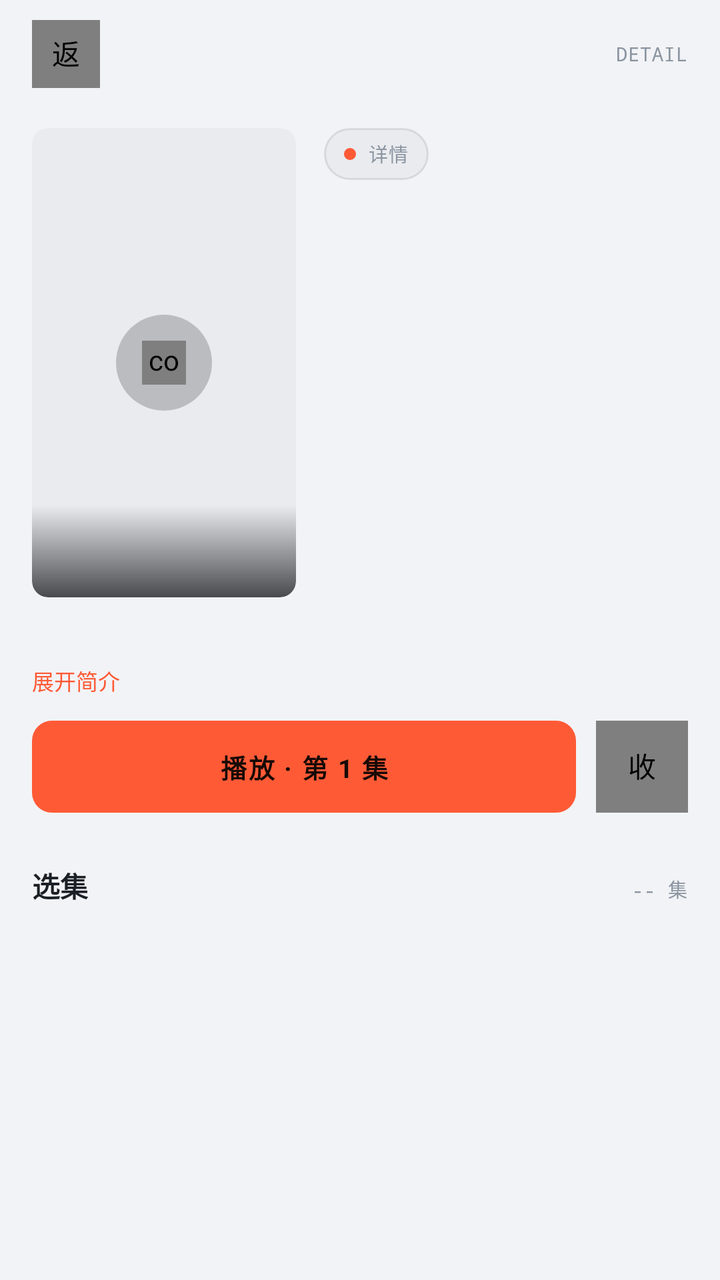
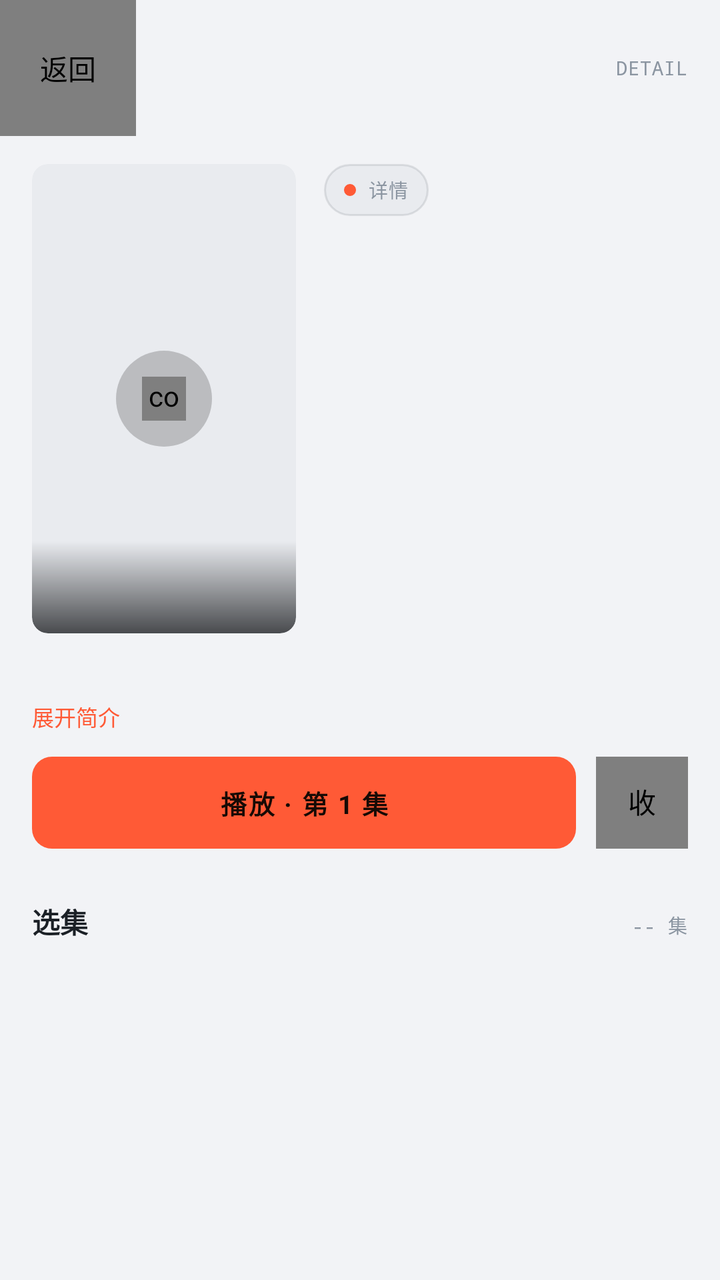

Before-and-after screenshots of an Android layout around one commit, followed by the original layout XML and the change that was made.
<!-- AndroidManifest.xml: application theme Theme.LateShow -->
<!-- res/layout/activity_play.xml -->
<?xml version="1.0" encoding="utf-8"?>
<LinearLayout xmlns:android="http://schemas.android.com/apk/res/android"
    xmlns:app="http://schemas.android.com/apk/res-auto"
    android:layout_width="match_parent"
    android:layout_height="match_parent"
    android:orientation="vertical">

    
    <LinearLayout
        android:layout_width="match_parent"
        android:layout_height="wrap_content"
        android:orientation="horizontal"
        android:gravity="center_vertical"
        android:paddingLeft="16dp"
        android:paddingRight="16dp"
        android:paddingTop="10dp"
        android:paddingBottom="6dp">

        <com.airbnb.lottie.LottieAnimationView
            android:id="@+id/btnBack"
            android:layout_width="34dp"
            android:layout_height="34dp"
            android:padding="6dp"
            android:background="@null"
            android:tag="ic_back"
            android:contentDescription="返回" />

        <Space android:layout_width="0dp" android:layout_height="1dp" android:layout_weight="1" />

        <TextView
            android:id="@+id/breadcrumb"
            style="@style/MetaLabel"
            android:layout_width="wrap_content"
            android:layout_height="wrap_content"
            android:text="DETAIL" />
    </LinearLayout>

    <ScrollView
        android:layout_width="match_parent"
        android:layout_height="match_parent">

        <LinearLayout
            android:layout_width="match_parent"
            android:layout_height="wrap_content"
            android:orientation="vertical">

            
            <androidx.constraintlayout.widget.ConstraintLayout
                android:id="@+id/playerContainer"
                android:layout_width="match_parent"
                android:layout_height="wrap_content"
                android:background="#000000"
                android:visibility="gone">

                <androidx.media3.ui.PlayerView
                    android:id="@+id/playerView"
                    android:layout_width="0dp"
                    android:layout_height="0dp"
                    app:layout_constraintDimensionRatio="16:9"
                    app:layout_constraintTop_toTopOf="parent"
                    app:layout_constraintBottom_toBottomOf="parent"
                    app:layout_constraintStart_toStartOf="parent"
                    app:layout_constraintEnd_toEndOf="parent"
                    app:surface_type="surface_view"
                    app:show_buffering="when_playing" />

                <TextView
                    android:id="@+id/seekOverlay"
                    android:layout_width="wrap_content"
                    android:layout_height="wrap_content"
                    android:layout_margin="12dp"
                    android:gravity="center"
                    android:paddingLeft="14dp"
                    android:paddingRight="14dp"
                    android:paddingTop="7dp"
                    android:paddingBottom="7dp"
                    android:background="@drawable/bg_chip_dark"
                    android:textSize="12sp"
                    android:textColor="#FFFFFF"
                    android:fontFamily="monospace"
                    android:visibility="gone"
                    app:layout_constraintTop_toTopOf="parent"
                    app:layout_constraintBottom_toBottomOf="parent"
                    app:layout_constraintStart_toStartOf="parent"
                    app:layout_constraintEnd_toEndOf="parent" />

                
                <LinearLayout
                    android:id="@+id/playerTools"
                    android:layout_width="wrap_content"
                    android:layout_height="wrap_content"
                    android:orientation="horizontal"
                    android:layout_marginTop="6dp"
                    android:layout_marginEnd="6dp"
                    app:layout_constraintTop_toTopOf="parent"
                    app:layout_constraintEnd_toEndOf="parent">

                    <TextView
                        android:id="@+id/btnSpeed"
                        android:layout_width="wrap_content"
                        android:layout_height="26dp"
                        android:gravity="center"
                        android:paddingLeft="10dp"
                        android:paddingRight="10dp"
                        android:background="@drawable/bg_chip_dark"
                        android:alpha="0.85"
                        android:text="1.0x"
                        android:textSize="11sp"
                        android:textColor="#FFFFFF"
                        android:fontFamily="monospace"
                        android:contentDescription="倍速" />

                    <TextView
                        android:id="@+id/btnGear"
                        android:layout_width="26dp"
                        android:layout_height="26dp"
                        android:layout_marginLeft="6dp"
                        android:gravity="center"
                        android:background="@drawable/bg_chip_dark"
                        android:alpha="0.85"
                        android:text="⚙"
                        android:textSize="13sp"
                        android:textColor="#FFFFFF"
                        android:contentDescription="播放设置" />
                </LinearLayout>
            </androidx.constraintlayout.widget.ConstraintLayout>

            
            <LinearLayout
                android:layout_width="match_parent"
                android:layout_height="wrap_content"
                android:orientation="horizontal"
                android:paddingLeft="16dp"
                android:paddingRight="16dp"
                android:paddingTop="14dp">

                <androidx.constraintlayout.widget.ConstraintLayout
                    android:id="@+id/posterBox"
                    android:layout_width="132dp"
                    android:layout_height="wrap_content"
                    android:background="@drawable/bg_cover_round_lg"
                    android:clipToOutline="true"
                    android:outlineProvider="background">

                    <com.google.android.material.imageview.ShapeableImageView
                        android:id="@+id/cover"
                        android:layout_width="0dp"
                        android:layout_height="0dp"
                        android:scaleType="centerCrop"
                        app:shapeAppearanceOverlay="@style/ShapeAppearance.LateShow.CoverLg"
                        app:layout_constraintDimensionRatio="9:16"
                        app:layout_constraintTop_toTopOf="parent"
                        app:layout_constraintBottom_toBottomOf="parent"
                        app:layout_constraintStart_toStartOf="parent"
                        app:layout_constraintEnd_toEndOf="parent" />

                    <View
                        android:layout_width="0dp"
                        android:layout_height="46dp"
                        android:background="@drawable/cover_fade_round"
                        app:layout_constraintBottom_toBottomOf="@id/cover"
                        app:layout_constraintStart_toStartOf="@id/cover"
                        app:layout_constraintEnd_toEndOf="@id/cover" />

                    <FrameLayout
                        android:id="@+id/btnPlayCover"
                        android:layout_width="48dp"
                        android:layout_height="48dp"
                        android:background="@drawable/bg_play_cover"
                        app:layout_constraintTop_toTopOf="@id/cover"
                        app:layout_constraintBottom_toBottomOf="@id/cover"
                        app:layout_constraintStart_toStartOf="@id/cover"
                        app:layout_constraintEnd_toEndOf="@id/cover">

                        <com.airbnb.lottie.LottieAnimationView
                            android:id="@+id/imgPlayCover"
                            android:layout_width="22dp"
                            android:layout_height="22dp"
                            android:layout_gravity="center"
                            android:tag="ic_play" />
                    </FrameLayout>
                </androidx.constraintlayout.widget.ConstraintLayout>

                <LinearLayout
                    android:id="@+id/infoCol"
                    android:layout_width="0dp"
                    android:layout_height="wrap_content"
                    android:layout_weight="1"
                    android:layout_marginLeft="14dp"
                    android:orientation="vertical">

                    <TextView
                        android:id="@+id/badge"
                        android:layout_width="wrap_content"
                        android:layout_height="26dp"
                        android:gravity="center_vertical"
                        android:paddingLeft="10dp"
                        android:paddingRight="10dp"
                        android:background="@drawable/bg_capsule"
                        android:drawableStart="@drawable/dot_acc"
                        android:drawablePadding="6dp"
                        style="@style/MetaLabel"
                        android:text="详情" />

                    <TextView
                        android:id="@+id/tvTitle"
                        android:layout_width="match_parent"
                        android:layout_height="wrap_content"
                        android:layout_marginTop="8dp"
                        android:textSize="18sp"
                        android:textStyle="bold"
                        android:textColor="@color/t1"
                        android:maxLines="3"
                        android:ellipsize="end" />

                    <TextView
                        android:id="@+id/tvMeta"
                        style="@style/MetaLabel"
                        android:layout_width="match_parent"
                        android:layout_height="wrap_content"
                        android:layout_marginTop="6dp"
                        android:text="" />
                </LinearLayout>
            </LinearLayout>

            <LinearLayout
                android:layout_width="match_parent"
                android:layout_height="wrap_content"
                android:orientation="vertical"
                android:paddingLeft="16dp"
                android:paddingRight="16dp">

                <TextView
                    android:id="@+id/tvDesc"
                    android:layout_width="match_parent"
                    android:layout_height="wrap_content"
                    android:layout_marginTop="12dp"
                    android:textSize="12.5sp"
                    android:textColor="@color/t2"
                    android:lineSpacingMultiplier="1.78"
                    android:maxLines="3"
                    android:ellipsize="end" />

                <TextView
                    android:id="@+id/btnToggleDesc"
                    android:layout_width="wrap_content"
                    android:layout_height="wrap_content"
                    android:layout_marginTop="4dp"
                    android:text="展开简介"
                    android:textSize="11sp"
                    android:textColor="@color/acc" />

                
                <LinearLayout
                    android:layout_width="match_parent"
                    android:layout_height="wrap_content"
                    android:layout_marginTop="12dp"
                    android:orientation="horizontal"
                    android:gravity="center_vertical">

                    <TextView
                        android:id="@+id/btnPlay"
                        android:layout_width="0dp"
                        android:layout_weight="1"
                        android:layout_height="46dp"
                        android:gravity="center"
                        android:background="@drawable/bg_btn_main"
                        android:text="播放 · 第 1 集"
                        android:textSize="13sp"
                        android:textStyle="bold"
                        android:textColor="@color/accInk"
                        android:letterSpacing="0.06" />

                    <com.airbnb.lottie.LottieAnimationView
                        android:id="@+id/btnFav"
                        android:layout_width="46dp"
                        android:layout_height="46dp"
                        android:layout_marginLeft="10dp"
                        android:padding="12dp"
                        android:background="@drawable/bg_smbtn"
                        android:tag="ic_heart"
                        android:contentDescription="收藏" />
                </LinearLayout>

                
                <androidx.recyclerview.widget.RecyclerView
                    android:id="@+id/lines"
                    android:layout_width="match_parent"
                    android:layout_height="wrap_content"
                    android:layout_marginTop="14dp"
                    android:clipToPadding="false" />

                
                <LinearLayout
                    android:layout_width="match_parent"
                    android:layout_height="wrap_content"
                    android:layout_marginTop="12dp"
                    android:orientation="horizontal">

                    <TextView
                        android:layout_width="0dp"
                        android:layout_weight="1"
                        android:layout_height="wrap_content"
                        android:text="选集"
                        android:textSize="14sp"
                        android:textStyle="bold"
                        android:textColor="@color/t1" />

                    <TextView
                        android:id="@+id/epCount"
                        style="@style/MetaLabel"
                        android:layout_width="wrap_content"
                        android:layout_height="wrap_content"
                        android:text="-- 集" />
                </LinearLayout>

                <androidx.recyclerview.widget.RecyclerView
                    android:id="@+id/epGrid"
                    android:layout_width="match_parent"
                    android:layout_height="wrap_content"
                    android:layout_marginTop="8dp"
                    android:nestedScrollingEnabled="false" />
            </LinearLayout>
        </LinearLayout>
    </ScrollView>
</LinearLayout>
<!-- resources referenced by this layout -->
<resources>
  <color name="acc">#FF5A36</color>
  <color name="accInk">#170A05</color>
  <color name="t1">#1B2026</color>
  <color name="t2">#5C6672</color>
  <!-- drawable bg_btn_main (drawable) -->
  <?xml version="1.0" encoding="utf-8"?>
  <shape xmlns:android="http://schemas.android.com/apk/res/android" android:shape="rectangle">
      <solid android:color="@color/acc" />
      <corners android:radius="10dp" />
  </shape>
  <!-- drawable bg_capsule (drawable) -->
  <?xml version="1.0" encoding="utf-8"?>
  <shape xmlns:android="http://schemas.android.com/apk/res/android" android:shape="rectangle">
      <solid android:color="@color/ink700" />
      <stroke android:width="1dp" android:color="@color/line" />
      <corners android:radius="999dp" />
  </shape>
  <!-- drawable bg_chip_dark (drawable) -->
  <?xml version="1.0" encoding="utf-8"?>
  <shape xmlns:android="http://schemas.android.com/apk/res/android" android:shape="rectangle">
      <solid android:color="#99101318" />
      <corners android:radius="999dp" />
  </shape>
  <!-- drawable bg_cover_round_lg (drawable) -->
  <?xml version="1.0" encoding="utf-8"?>
  <shape xmlns:android="http://schemas.android.com/apk/res/android" android:shape="rectangle">
      <solid android:color="@color/ink700" />
      <corners android:radius="8dp" />
  </shape>
  <!-- drawable bg_play_cover (drawable) -->
  <?xml version="1.0" encoding="utf-8"?>
  <shape xmlns:android="http://schemas.android.com/apk/res/android" android:shape="oval">
      <solid android:color="#33000000" />
  </shape>
  <!-- drawable bg_smbtn (drawable) -->
  <?xml version="1.0" encoding="utf-8"?>
  <shape xmlns:android="http://schemas.android.com/apk/res/android" android:shape="rectangle">
      <solid android:color="@color/ink700" />
      <stroke android:width="1dp" android:color="@color/line" />
      <corners android:radius="8dp" />
  </shape>
  <!-- drawable cover_fade_round (drawable) -->
  <?xml version="1.0" encoding="utf-8"?>
  <shape xmlns:android="http://schemas.android.com/apk/res/android" android:shape="rectangle">
      <gradient android:angle="270" android:startColor="#000A0C0F" android:endColor="#B80A0C0F" />
      <corners android:bottomLeftRadius="8dp" android:bottomRightRadius="8dp" />
  </shape>
  <!-- drawable dot_acc (drawable) -->
  <?xml version="1.0" encoding="utf-8"?>
  <shape xmlns:android="http://schemas.android.com/apk/res/android" android:shape="oval">
      <solid android:color="@color/acc" />
      <size android:width="6dp" android:height="6dp" />
  </shape>
  <style name="MetaLabel" parent="Mono">
          <item name="android:textSize">9.5sp</item>
          <item name="android:textColor">@color/t3</item>
          <item name="android:textAllCaps">true</item>
      </style>
  <style name="ShapeAppearance.LateShow.CoverLg" parent="">
          <item name="cornerFamily">rounded</item>
          <item name="cornerSizeTopLeft">8dp</item>
          <item name="cornerSizeTopRight">8dp</item>
          <item name="cornerSizeBottomLeft">8dp</item>
          <item name="cornerSizeBottomRight">8dp</item>
      </style>
  <style name="Theme.LateShow" parent="Theme.Material3.Light.NoActionBar">
          <item name="android:windowBackground">@color/ink900</item>
          <item name="colorPrimary">@color/acc</item>
          <item name="colorOnPrimary">@color/accInk</item>
          <item name="colorSurface">@color/ink800</item>
          <item name="android:colorBackground">@color/ink900</item>
          <item name="android:statusBarColor">@color/ink900</item>
          <item name="android:navigationBarColor">@color/ink900</item>
          <item name="android:windowLightStatusBar">true</item>
      </style>
  <color name="ink700">#E9EBEF</color>
  <color name="line">#1A12181F</color>
  <style name="Mono">
          <item name="android:fontFamily">monospace</item>
          <item name="android:fontFeatureSettings">tnum</item>
          <item name="android:letterSpacing">0.04</item>
      </style>
  <color name="t3">#8B95A1</color>
  <color name="ink900">#F2F3F6</color>
  <color name="ink800">#FFFFFF</color>
</resources>

<!-- the commit's change to res/layout/activity_play.xml (unified diff, before → after) -->
@@ -11,16 +11,16 @@
         android:layout_height="wrap_content"
         android:orientation="horizontal"
         android:gravity="center_vertical"
-        android:paddingLeft="16dp"
+        android:paddingLeft="0dp"
         android:paddingRight="16dp"
-        android:paddingTop="10dp"
-        android:paddingBottom="6dp">
+        android:paddingTop="0dp"
+        android:paddingBottom="0dp">
 
         <com.airbnb.lottie.LottieAnimationView
             android:id="@+id/btnBack"
-            android:layout_width="34dp"
-            android:layout_height="34dp"
-            android:padding="6dp"
+            android:layout_width="68dp"
+            android:layout_height="68dp"
+            android:padding="16dp"
             android:background="@null"
             android:tag="ic_back"
             android:contentDescription="返回" />
